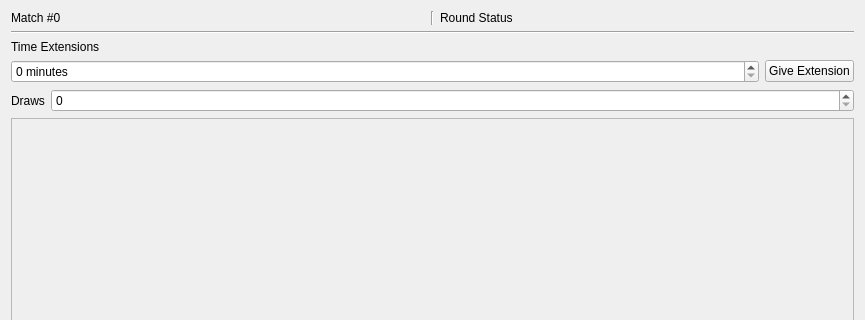
Above: src/ui/tournament/roundviewwidget.ui from SquireTournamentServices/SquireDesktop before the change; both pictures show x 0 to 865 and y 0 to 320 of the 865 by 587 pixel window. Below: the same form after it.
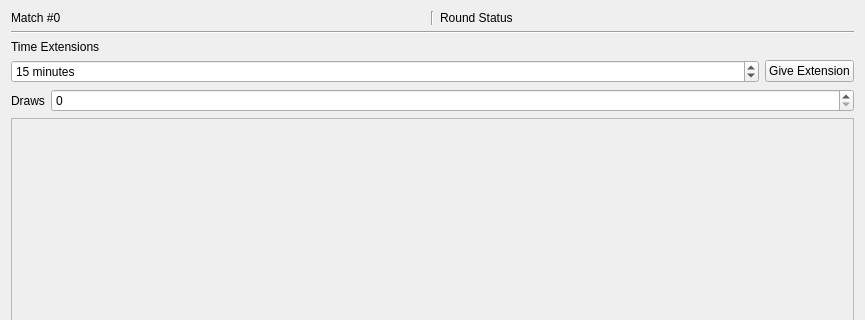
That is the form after the change. Icons and pictures are not drawn.

Commit message: feat: added time extensions to the UI

```diff
--- a/src/ui/tournament/roundviewwidget.ui
+++ b/src/ui/tournament/roundviewwidget.ui
@@ -94,6 +94,15 @@
            <property name="suffix">
             <string> minutes</string>
            </property>
+           <property name="minimum">
+            <number>1</number>
+           </property>
+           <property name="maximum">
+            <number>999</number>
+           </property>
+           <property name="value">
+            <number>15</number>
+           </property>
           </widget>
          </item>
          <item>
```
Left out of the diff: 3 changed lines with no effect on the pictures. The commit also changes 3 other files.
